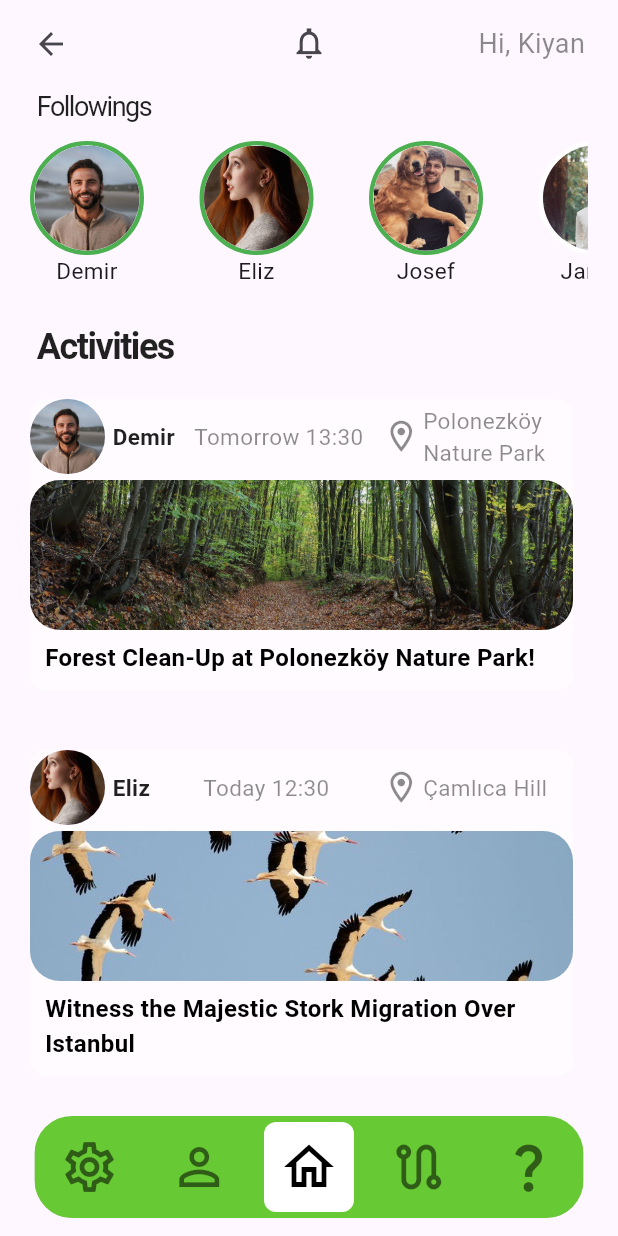
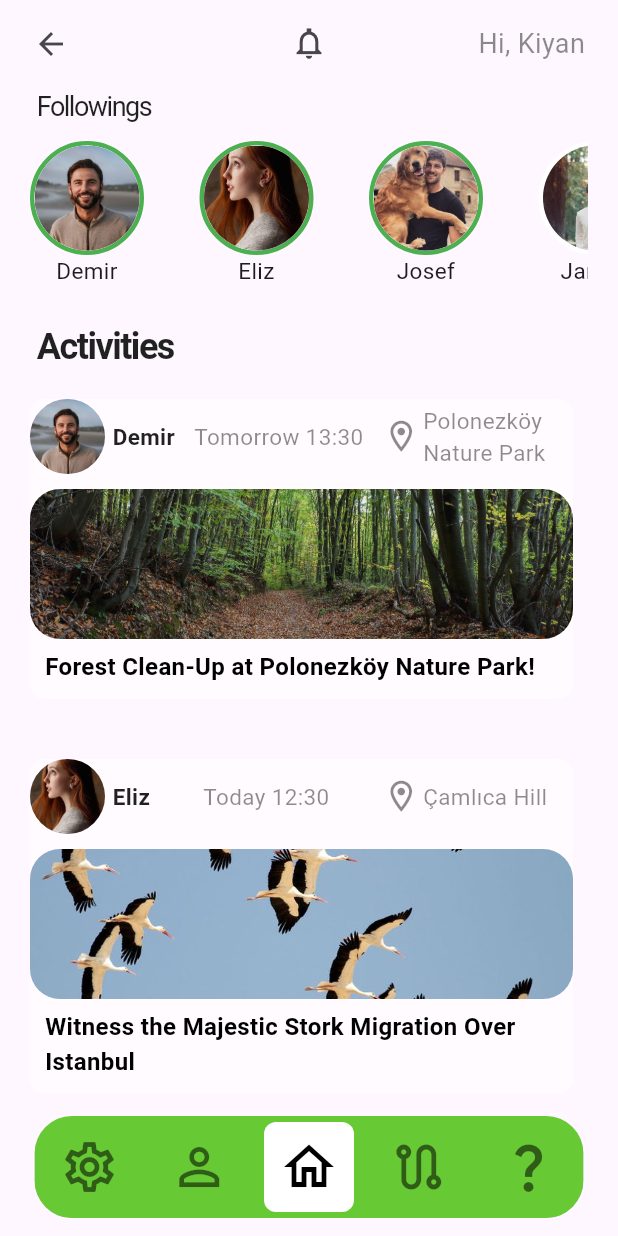
Before and after one commit to ececanancan/CS310-Project, a Flutter app: the screen it shows after launch, on a phone screen of 412 x 824 dp. Run offline on Flutter 3.47's test engine with Material 3 defaults, Android fonts, the phone set to English and light mode, and no system bars; Roboto replaces fonts that are missing (RobotoSerif).

Commit message:
Sized box.

```diff
--- a/lib/widgets/eventCardWidget.dart
+++ b/lib/widgets/eventCardWidget.dart
@@ -65,7 +65,7 @@ class EventCardWidget extends StatelessWidget {
               ),
             ],
           ),
-          SizedBox(height: 4,),
+          SizedBox(height: 10,),
           GestureDetector(
             onTap: () {
               Navigator.pushNamed(
```
